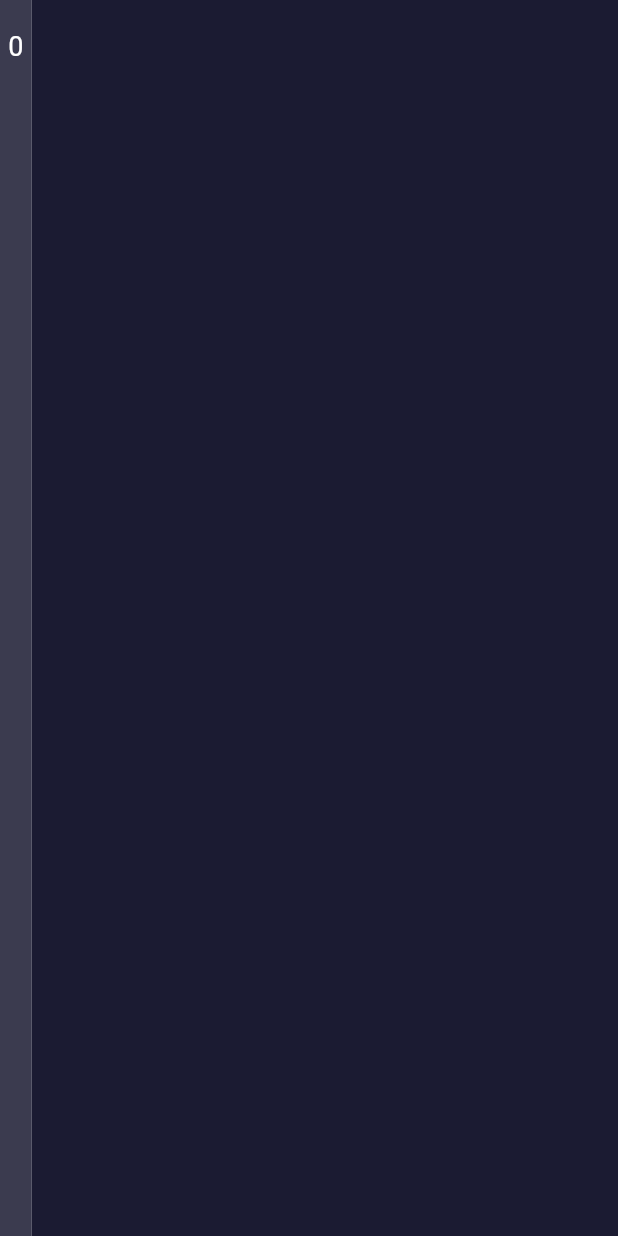
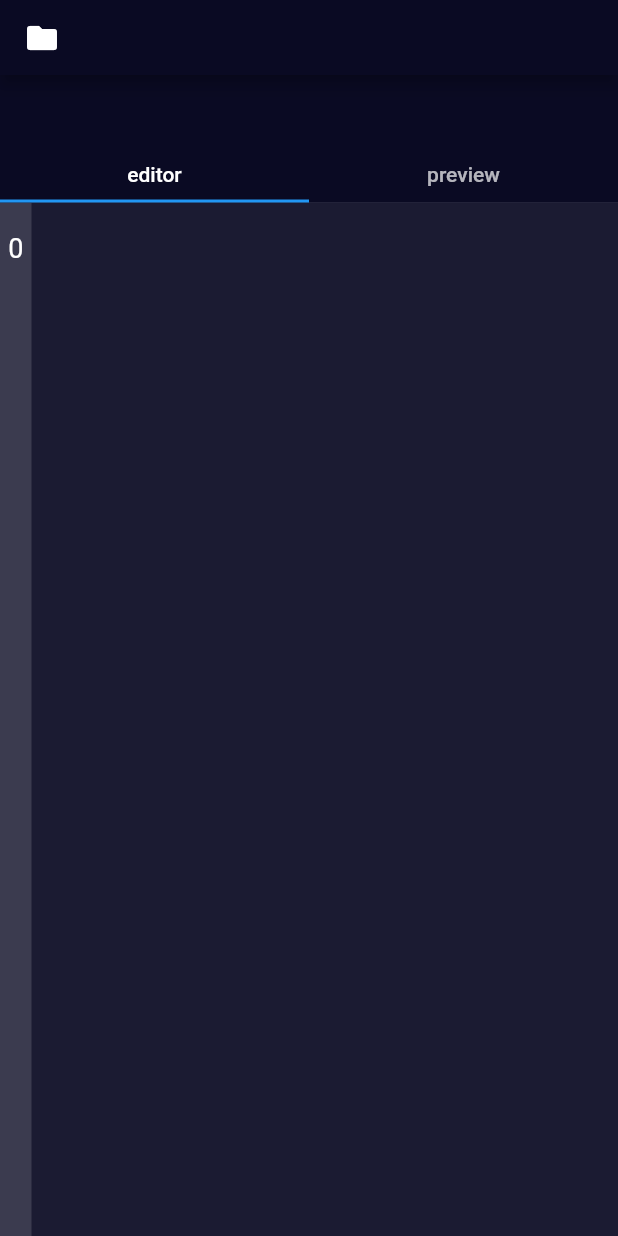
Before and after one commit to freeCodeCamp/PhoneIDE, a Flutter app: the screen it shows after launch, on a phone screen of 412 x 824 dp. Run offline on Flutter 3.47's test engine with Material 2 defaults, Android fonts, the phone set to English and light mode, and no system bars; our stand-ins replace shared_preferences, string_scanner, webview_flutter.

Commit message:
fix: update webview version

```diff
--- a/lib/main.dart
+++ b/lib/main.dart
@@ -12,8 +12,7 @@ class App extends StatelessWidget {
   @override
   Widget build(BuildContext context) {
     EditorViewController controller = EditorViewController(
-      options: const EditorOptions(
-          canCloseFiles: false, showAppBar: false, showTabBar: false),
+      options: const EditorOptions(canCloseFiles: false),
     );
 
     return MaterialApp(
--- a/pubspec.yaml
+++ b/pubspec.yaml
@@ -35,7 +35,7 @@ dependencies:
   # Use with the CupertinoIcons class for iOS style icons.
   cupertino_icons: ^1.0.2
   path_provider: ^2.0.7
-  webview_flutter: ^2.3.1
+  webview_flutter: ^3.0.0
   property_change_notifier: ^0.3.0
   shared_preferences: ^2.0.13
   html: ^0.15.0
```
Also changed, not shown: pubspec.lock.
